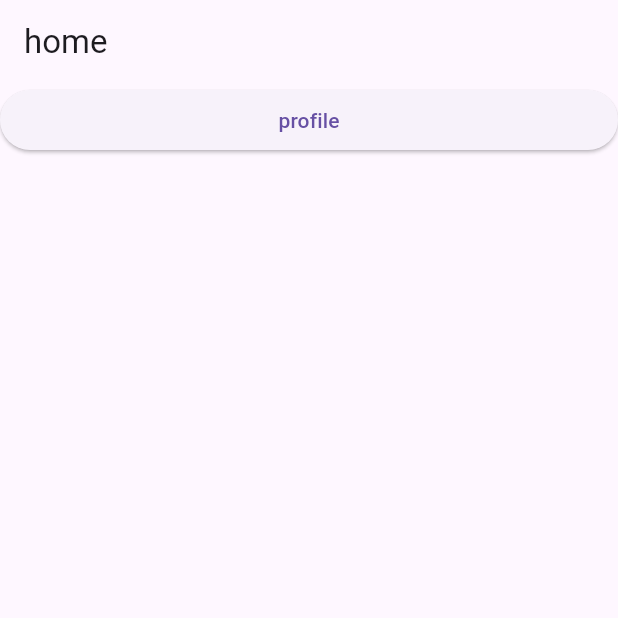
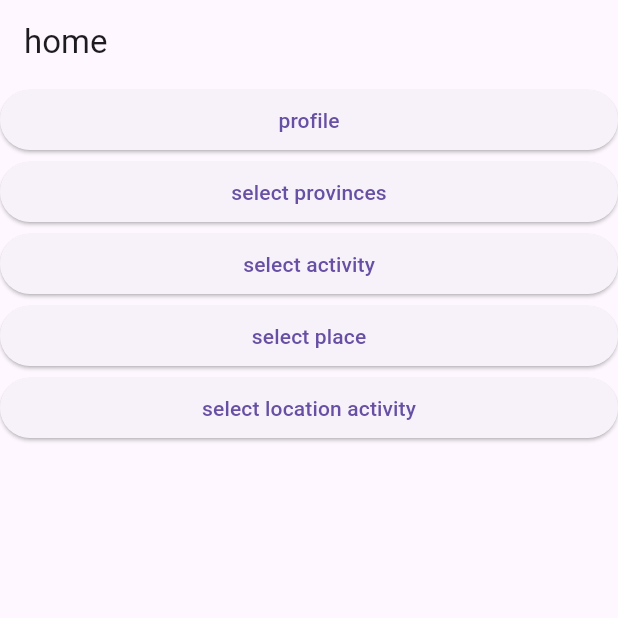
Before and after one commit to nppnam05/booking_tour_flutter, a Flutter app: the screen it shows after launch, on a phone screen of 412 x 824 dp, the top half of it. Run offline on Flutter 3.47's test engine with Material 3 defaults, Android fonts, the phone set to English and light mode, and no system bars; our stand-ins replace dartz, dio, firebase_core, flutter_bloc, get_it, image_picker and 3 more; missing offline and left inert: awesome_dio_interceptor, dart:ffi; accounts and stored records are empty; generated files the repository leaves out were written again.

Commit message:
get province, place, location activity

```diff
--- a/lib/main.dart
+++ b/lib/main.dart
@@ -1,3 +1,4 @@
+import 'package:booking_tour_flutter/app/app_navigator.dart';
 import 'package:booking_tour_flutter/app/dependency_injection/configure_injectable.dart';
 import 'package:booking_tour_flutter/app/route_manager.dart';
 import 'package:booking_tour_flutter/presentation/tour_guide/schedule_tourguide_screen.dart';
@@ -26,6 +27,7 @@ class _App extends StatelessWidget {
     return MaterialApp(
       debugShowCheckedModeBanner: false,
       title: 'Booking Tour Flutter',
+      navigatorKey: AppNavigator.navigatorKey,
       theme: ThemeData(useMaterial3: true),
       routes: RouteManager.routes,
       initialRoute: RouteName.home,
--- /dev/null
+++ b/lib/models/location_activity.dart
@@ -0,0 +1,7 @@
+// ignore_for_file: public_member_api_docs, sort_constructors_first
+class LocationActivity {
+  int id;
+  String name;
+
+  LocationActivity({required this.id, required this.name});
+}
--- /dev/null
+++ b/lib/models/place.dart
@@ -0,0 +1,10 @@
+// ignore_for_file: public_member_api_docs, sort_constructors_first
+import 'package:booking_tour_flutter/models/province.dart';
+
+class Place {
+  int id;
+  String name;
+  Province province;
+
+  Place({required this.id, required this.name, required this.province});
+}
--- /dev/null
+++ b/lib/models/province.dart
@@ -0,0 +1,6 @@
+class Province {
+  int id;
+  String name;
+
+  Province({required this.id, required this.name});
+}
--- a/lib/presentation/home/home_screen.dart
+++ b/lib/presentation/home/home_screen.dart
@@ -1,4 +1,6 @@
 import 'package:booking_tour_flutter/app/app_navigator.dart';
+import 'package:booking_tour_flutter/app/booking_dialog.dart';
+import 'package:booking_tour_flutter/app/dialog_helper.dart';
 import 'package:booking_tour_flutter/app/route_manager.dart';
 import 'package:booking_tour_flutter/presentation/home/cubit/home_cubit.dart';
 import 'package:booking_tour_flutter/presentation/home/cubit/home_state.dart';
@@ -27,6 +29,38 @@ class HomeScreen extends StatelessWidget {
                       child: Text("profile"),
                     ),
                   ),
+                  SliverToBoxAdapter(
+                    child: ElevatedButton(
+                      onPressed: () {
+                        BookingDialog.selectMultiProvince();
+                      },
+                      child: Text("select provinces"),
+                    ),
+                  ),
+                  SliverToBoxAdapter(
+                    child: ElevatedButton(
+                      onPressed: () {
+                        BookingDialog.selectSingleActivity();
+                      },
+                      child: Text("select activity"),
+                    ),
+                  ),
+                  SliverToBoxAdapter(
+                    child: ElevatedButton(
+                      onPressed: () {
+                        BookingDialog.selectSinglePlace(provinceId: 1);
+                      },
+                      child: Text("select place"),
+                    ),
+                  ),
+                  SliverToBoxAdapter(
+                    child: ElevatedButton(
+                      onPressed: () {
+                        BookingDialog.selectSingleLocationActivity(placeId: 1);
+                      },
+                      child: Text("select location activity"),
+                    ),
+                  ),
                   SliverList.builder(
                     itemCount: state.activities.length,
                     itemBuilder: (context, index) {
```
Also changed, not shown: lib/app/booking_dialog.dart (added, +93 -0 lines), lib/data/booking_repository.dart (+102 -3 lines), lib/data/network/core_service.dart (+20 -1 lines), lib/data/reponse/location_activity_response.dart (added, +21 -0 lines), lib/data/reponse/place_response.dart (added, +28 -0 lines), lib/data/reponse/province_response.dart (added, +20 -0 lines), lib/data/network/core_service.g.dart, lib/data/reponse/location_activity_response.g.dart (added), lib/data/reponse/place_response.g.dart (added), lib/data/reponse/province_response.g.dart (added).
